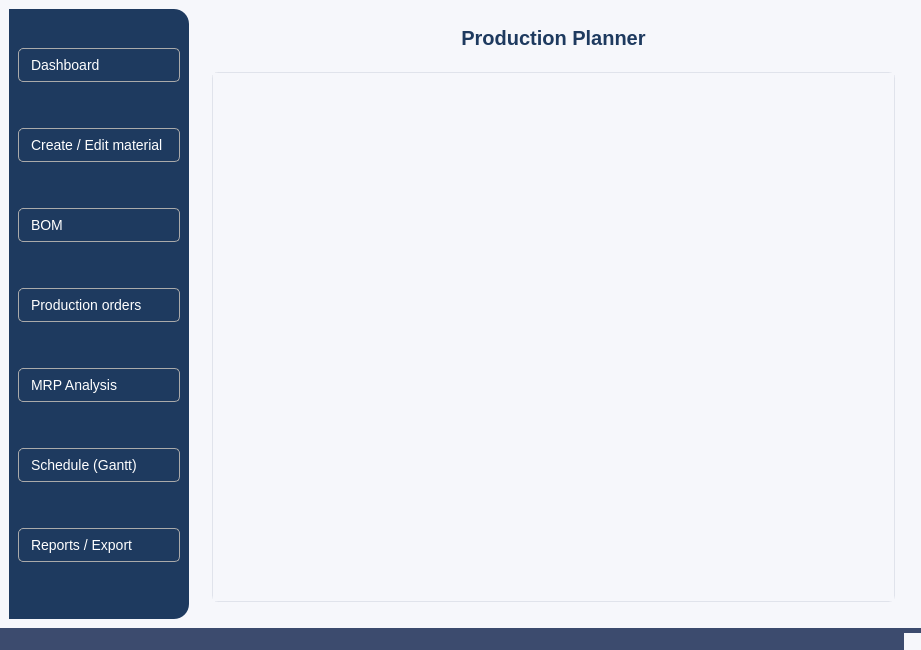
This is ui/MainWindow.ui in MagdaOleksandrTeam/ProductionPlanner as Qt 5 draws it before an edit. The edited form follows.
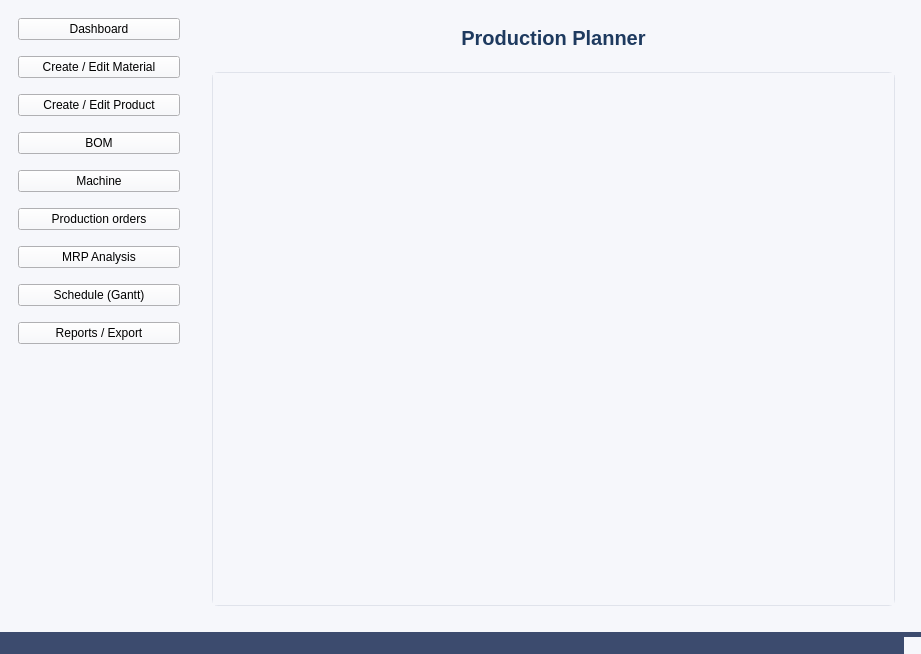
This is the edited form.

Commit message: added QSS style file, product and machine layout, css adjustments

What changed in the file:
```diff
--- a/ui/MainWindow.ui
+++ b/ui/MainWindow.ui
@@ -7,7 +7,7 @@
     <x>0</x>
     <y>0</y>
     <width>921</width>
-    <height>650</height>
+    <height>654</height>
    </rect>
   </property>
   <property name="windowTitle">
@@ -41,32 +41,7 @@
          </size>
         </property>
         <property name="styleSheet">
-         <string notr="true">QWidget#sidebarWidget  {
-	background-color: #1E3A5F;
-	border-top-right-radius: 15px;
-	border-bottom-right-radius: 15px;
-}
-
-QWidget#sidebarWidget QPushButton {
-	color: white;
-	margin-top: 30px;
-	background-color: transparent;
-	border: 1px solid #AAAAAA;
-	border-radius: 5px;
-	text-align: left;
-	padding: 8px 12px;
-	font-size: 14px;
-}
-
-QWidget#sidebarWidget QPushButton:hover {
-	background-color: #3A6EA5;
-	border-color: #888888;
-}
-
-QWidget#sidebarWidget QPushButton:pressed, QWidget#sidebarWidget QPushButton:checked {
-	background-color: #2E5C9A;
-	border-color: #666666;
-}</string>
+         <string notr="true"/>
         </property>
         <layout class="QVBoxLayout" name="verticalLayout_3">
          <property name="spacing">
@@ -85,7 +60,17 @@
          <item>
           <widget class="QPushButton" name="btn_material">
            <property name="text">
-            <string>Create / Edit material</string>
+            <string>Create / Edit Material</string>
+           </property>
+           <property name="checkable">
+            <bool>true</bool>
+           </property>
+          </widget>
+         </item>
+         <item>
+          <widget class="QPushButton" name="btn_product">
+           <property name="text">
+            <string>Create / Edit Product</string>
            </property>
            <property name="checkable">
             <bool>true</bool>
@@ -102,6 +87,16 @@
            </property>
           </widget>
          </item>
+         <item>
+          <widget class="QPushButton" name="btn_machine">
+           <property name="text">
+            <string>Machine</string>
+           </property>
+           <property name="checkable">
+            <bool>true</bool>
+           </property>
+          </widget>
+         </item>
          <item>
           <widget class="QPushButton" name="btn_orders">
            <property name="styleSheet">
@@ -148,7 +143,7 @@
          <item>
           <widget class="QWidget" name="spacer" native="true">
            <property name="styleSheet">
-            <string notr="true">background-color: #1E3A5F;</string>
+            <string notr="true"/>
            </property>
           </widget>
          </item>
@@ -216,7 +211,7 @@
                                             }</string>
            </property>
            <property name="currentIndex">
-            <number>1</number>
+            <number>3</number>
            </property>
            <widget class="QWidget" name="pageDashboard">
             <property name="styleSheet">
@@ -232,6 +227,8 @@
             </property>
             <layout class="QVBoxLayout" name="verticalLayout"/>
            </widget>
+           <widget class="QWidget" name="pageMachine"/>
+           <widget class="QWidget" name="pageProduct"/>
            <widget class="QWidget" name="pageBOM"/>
            <widget class="QWidget" name="pageOrders"/>
            <widget class="QWidget" name="pageMRP"/>
```
The commit also changes 16 other files.
